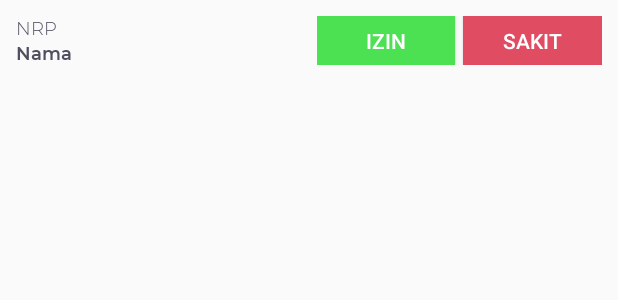
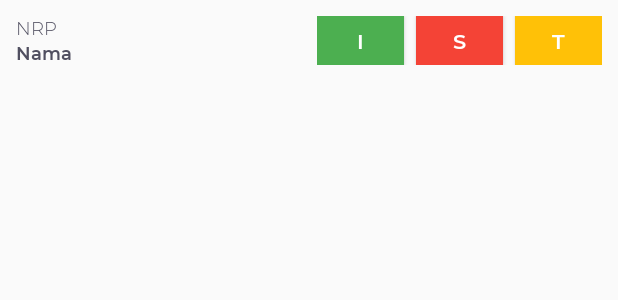
Before and after one commit to bimamahendra/MaNgab, an Android app: the layout row_rekap.xml on its own in the app's theme, with its tools: preview values and no code run, on a phone screen of 412 x 824 dp. Shown: the top 300 px of the screen. Run offline under Robolectric (Android 15) with nearby library versions, the phone set to English and light mode, and no system bars.

Commit message:
rekap rapiin

```diff
--- a/app/src/main/res/layout/row_rekap.xml
+++ b/app/src/main/res/layout/row_rekap.xml
@@ -40,21 +40,34 @@
         <Button
             android:layout_width="0dp"
             android:layout_height="wrap_content"
-            android:text="Izin"
+            android:text="I"
             android:textColor="#ffffff"
             android:layout_weight="1"
             android:background="@color/colorIzin"
             android:id="@+id/btnIzin"
-            android:layout_marginEnd="5dp"/>
+            android:layout_marginEnd="8dp"
+            android:fontFamily="@font/montserrat_semibold"/>
 
         <Button
             android:layout_width="0dp"
             android:layout_height="wrap_content"
-            android:text="Sakit"
+            android:text="S"
             android:textColor="#ffffff"
             android:layout_weight="1"
             android:id="@+id/btnSakit"
-            android:background="@color/colorSakit"/>
+            android:background="@color/colorSakit"
+            android:layout_marginEnd="8dp"
+            android:fontFamily="@font/montserrat_semibold"/>
+
+        <Button
+            android:layout_width="0dp"
+            android:layout_height="wrap_content"
+            android:text="T"
+            android:textColor="#ffffff"
+            android:layout_weight="1"
+            android:id="@+id/btnTugas"
+            android:background="@color/colorTugas"
+            android:fontFamily="@font/montserrat_semibold"/>
     </LinearLayout>
 
 </LinearLayout>
--- a/app/src/main/res/values/colors.xml
+++ b/app/src/main/res/values/colors.xml
@@ -1,14 +1,15 @@
 <?xml version="1.0" encoding="utf-8"?>
 <resources>
     <color name="colorPrimary">#005792</color>
-    <color name="colorPrimaryDark">#FFDD00</color>
+    <color name="colorPrimaryDark">#005792</color>
     <color name="colorAccent">#0098FF</color>
     <color name="colorText">#504F60</color>
     <color name="colorBlue">#005792</color>
     <color name="colorBlueNeon">#033fff</color>
     <color name="colorBlueLight">#53cde2</color>
     <color name="bgCardview">#F9FAFA</color>
-    <color name="colorIzin">#4CE053</color>
-    <color name="colorSakit">#E04C62</color>
+    <color name="colorIzin">#4CAF50</color>
+    <color name="colorSakit">#F44336</color>
+    <color name="colorTugas">#FFC107</color>
     <color name="colorLightGray">#EBEBEB</color>
 </resources>
```
Also changed, not shown: app/src/main/res/layout/row_history.xml (+6 -3 lines), app/src/main/res/layout/row_students.xml (+35 -22 lines).
